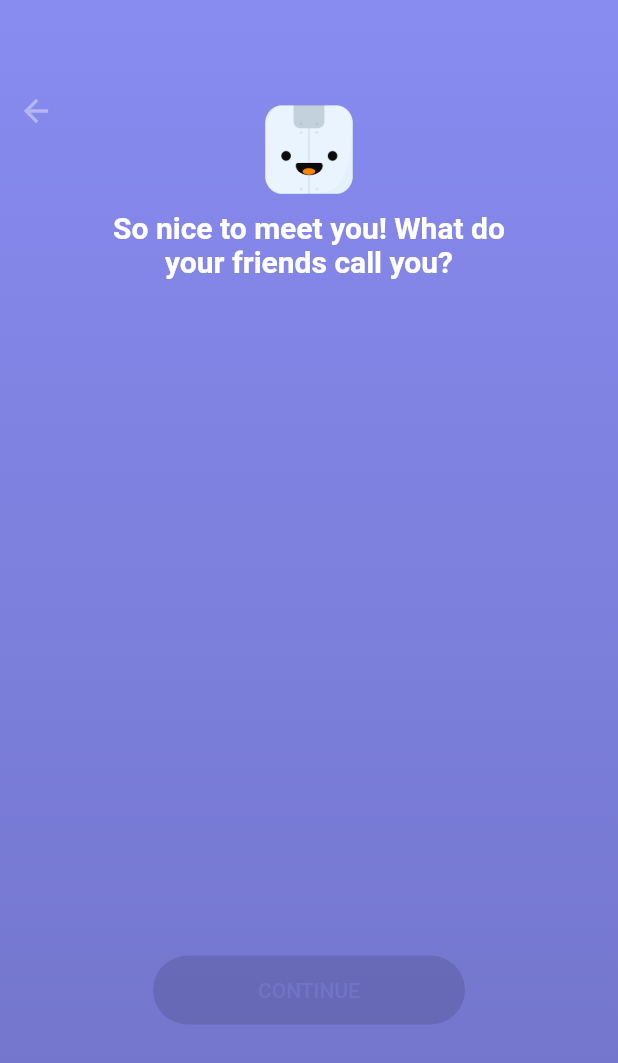
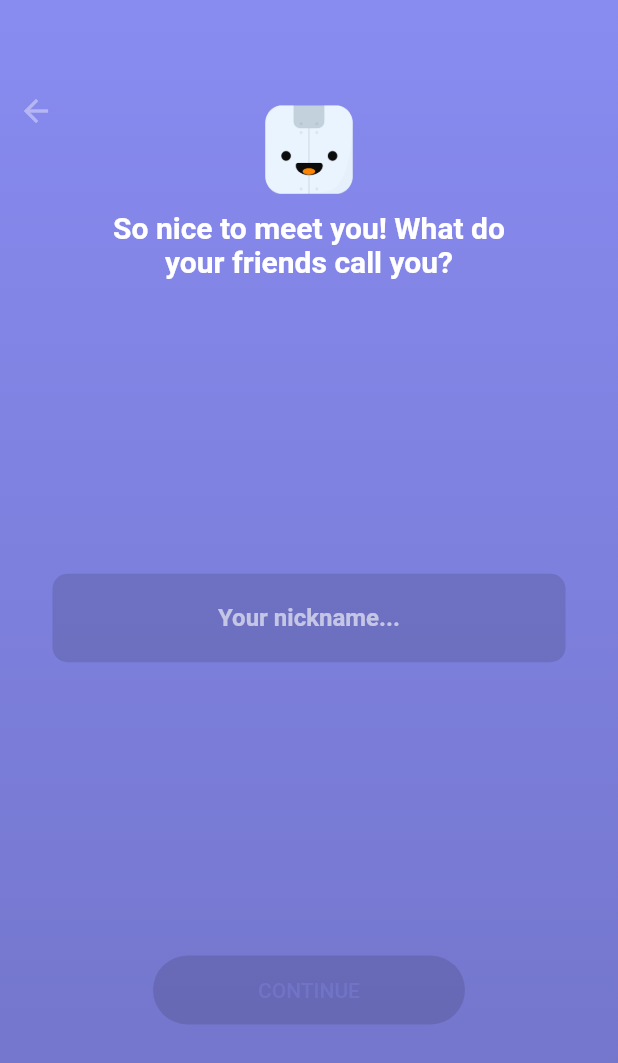
Before and after one commit to neo1125/flutter-ui-practice, a Flutter app: the screen it shows after launch, after a tap on "HI, REFLECTLY!", on a phone screen of 412 x 824 dp. Shown: the top 1063 px of the screen. Run offline on Flutter 3.47's test engine with Material 2 defaults, Android fonts, the phone set to English and light mode, and no system bars; our stand-ins replace flutter_svg.

Commit message:
add nickname input view

```diff
--- a/reflectly_clone/lib/main.dart
+++ b/reflectly_clone/lib/main.dart
@@ -1,7 +1,6 @@
 import 'package:flutter/material.dart';
 
 import 'screen/intro/intro_page_screen.dart';
-import 'screen/intro/intro_screen.dart';
 
 void main() {
   runApp(MyApp());
--- a/reflectly_clone/lib/screen/intro/component/nickname.dart
+++ b/reflectly_clone/lib/screen/intro/component/nickname.dart
@@ -1,18 +1,62 @@
 import 'package:flutter/material.dart';
 
 class Nickname extends StatefulWidget {
+  final PageController pageController;
+  final updateFocusTextField;
+
+  const Nickname({
+    Key key,
+    this.pageController,
+    this.updateFocusTextField,
+  }) : super(key: key);
+
   @override
   _NicknameState createState() => _NicknameState();
 }
 
 class _NicknameState extends State<Nickname>
-    with AutomaticKeepAliveClientMixin {
+    with AutomaticKeepAliveClientMixin, TickerProviderStateMixin {
+  AnimationController _animationController;
+  Animation<double> _scaleSequence;
+
+  final _focusNode = FocusNode();
+
+  var focusTextField = false;
+  var nickname = "";
+
   @override
   bool get wantKeepAlive => true;
 
   @override
   void initState() {
     super.initState();
+
+    _animationController = AnimationController(
+      vsync: this,
+      duration: Duration(milliseconds: 250),
+    );
+
+    final curvedAnimation =
+        CurvedAnimation(parent: _animationController, curve: Curves.easeInOut);
+    _scaleSequence = TweenSequence([
+      TweenSequenceItem(tween: Tween<double>(begin: 0, end: 1.15), weight: 1),
+      TweenSequenceItem(
+          tween: Tween<double>(begin: 1.15, end: 0.95), weight: 1),
+      TweenSequenceItem(tween: Tween<double>(begin: 0.95, end: 1), weight: 1),
+    ]).animate(curvedAnimation);
+
+    _focusNode.addListener(() {
+      setState(() {
+        focusTextField = _focusNode.hasFocus;
+        widget.updateFocusTextField(focusTextField);
+      });
+    });
+  }
+
+  @override
+  void dispose() {
+    _animationController.dispose();
+    super.dispose();
   }
 
   @override
@@ -21,8 +65,12 @@ class _NicknameState extends State<Nickname>
     return Stack(
       alignment: Alignment.topCenter,
       children: [
-        Positioned(
-          top: 140,
+        AnimatedContainer(
+          duration: Duration(milliseconds: 350),
+          curve: Curves.easeInOut,
+          margin: EdgeInsets.only(
+            top: focusTextField ? 100 : 140,
+          ),
           child: Text(
             "So nice to meet you! What do\nyour friends call you?",
             style: TextStyle(
@@ -31,6 +79,81 @@ class _NicknameState extends State<Nickname>
               color: Colors.white,
             ),
             textAlign: TextAlign.center,
+          ),
+        ),
+        Center(
+          child: Stack(
+            children: [
+              Padding(
+                padding: const EdgeInsets.only(
+                  left: 35,
+                  right: 35,
+                  top: 10,
+                  bottom: 10,
+                ),
+                child: TextField(
+                  autocorrect: false,
+                  autofocus: false,
+                  textAlign: TextAlign.center,
+                  cursorColor: Colors.white,
+                  style: TextStyle(
+                    color: Colors.white70,
+                    fontSize: 16,
+                    fontWeight: FontWeight.bold,
+                  ),
+                  decoration: InputDecoration(
+                    filled: true,
+                    fillColor: Colors.black12,
+                    border: OutlineInputBorder(
+                        borderRadius: BorderRadius.circular(10),
+                        borderSide: BorderSide.none),
+                    hintText: "Your nickname...",
+                    hintStyle: TextStyle(
+                      color: Colors.white60,
+                      fontSize: 16,
+                      fontWeight: FontWeight.bold,
+                    ),
+                    counterText: "",
+                  ),
+                  maxLength: 25,
+                  focusNode: _focusNode,
+                  onChanged: (text) {
+                    if (text.isNotEmpty) {
+                      _animationController.forward();
+                    } else {
+                      _animationController.reverse();
+                    }
+
+                    setState(() {
+                      nickname = text;
+                    });
+                  },
+                ),
+              ),
+              Positioned(
+                right: 30,
+                child: ScaleTransition(
+                  scale: _scaleSequence,
+                  child: Container(
+                    width: 40,
+                    height: 25,
+                    alignment: Alignment.center,
+                    decoration: BoxDecoration(
+                      color: Colors.white,
+                      borderRadius: BorderRadius.circular(7),
+                    ),
+                    child: Text(
+                      "${nickname.length}/20",
+                      style: TextStyle(
+                        color: Color(0xFF7173c7),
+                        fontSize: 10,
+                        fontWeight: FontWeight.bold,
+                      ),
+                    ),
+                  ),
+                ),
+              ),
+            ],
           ),
         ),
         Positioned(
@@ -48,7 +171,16 @@ class _NicknameState extends State<Nickname>
             shape: RoundedRectangleBorder(
               borderRadius: BorderRadius.circular(25),
             ),
-            onPressed: null,
+            onPressed: nickname.isEmpty
+                ? null
+                : () {
+                    widget.pageController
+                      ..animateToPage(
+                        2,
+                        duration: Duration(milliseconds: 500),
+                        curve: Curves.easeInOut,
+                      );
+                  },
             child: Text("continue".toUpperCase()),
           ),
         )
--- /dev/null
+++ b/reflectly_clone/lib/screen/intro/component/scale_up_widget.dart
@@ -0,0 +1,73 @@
+import 'dart:async';
+
+import 'package:flutter/material.dart';
+
+class ScaleUpWidget extends StatefulWidget {
+  final Widget child;
+  final AnimationController animationController;
+  final int delay;
+  final int duration;
+
+  const ScaleUpWidget({
+    Key key,
+    this.child,
+    this.delay,
+    this.duration = 450,
+    this.animationController,
+  }) : super(key: key);
+
+  @override
+  _ScaleUpWidgetState createState() => _ScaleUpWidgetState();
+}
+
+class _ScaleUpWidgetState extends State<ScaleUpWidget>
+    with TickerProviderStateMixin {
+  AnimationController _controller;
+  Animation<double> _scaleSequence;
+
+  @override
+  void initState() {
+    super.initState();
+    _controller = widget.animationController;
+    if (_controller == null) {
+      _controller = AnimationController(
+        vsync: this,
+        duration: Duration(milliseconds: widget.duration),
+      );
+    }
+
+    final curvedAnimation =
+        CurvedAnimation(parent: _controller, curve: Curves.easeInOut);
+    _scaleSequence = TweenSequence([
+      TweenSequenceItem(tween: Tween<double>(begin: 0, end: 1.15), weight: 1),
+      TweenSequenceItem(
+          tween: Tween<double>(begin: 1.15, end: 0.95), weight: 1),
+      TweenSequenceItem(tween: Tween<double>(begin: 0.95, end: 1), weight: 1),
+    ]).animate(curvedAnimation);
+
+    if (widget.delay == null) {
+      _controller.forward();
+    } else {
+      Timer(Duration(milliseconds: widget.delay), () {
+        _controller.forward();
+      });
+    }
+  }
+
+  @override
+  void dispose() {
+    super.dispose();
+    _controller.dispose();
+  }
+
+  @override
+  Widget build(BuildContext context) {
+    return FadeTransition(
+      child: ScaleTransition(
+        scale: _scaleSequence,
+        child: widget.child,
+      ),
+      opacity: _controller,
+    );
+  }
+}
--- a/reflectly_clone/lib/screen/intro/component/welcome.dart
+++ b/reflectly_clone/lib/screen/intro/component/welcome.dart
@@ -1,4 +1,5 @@
 import 'package:flutter/material.dart';
+import 'package:reflectly_clone/screen/intro/component/scale_up_widget.dart';
 import 'fade_in_widget.dart';
 
 class Welcome extends StatefulWidget {
@@ -28,7 +29,7 @@ class _WelcomeState extends State<Welcome> with AutomaticKeepAliveClientMixin {
           child: buildMessages(),
         ),
         Positioned(
-          bottom: 50,
+          bottom: 80,
           child: buildButtons(),
         ),
       ],
@@ -38,7 +39,10 @@ class _WelcomeState extends State<Welcome> with AutomaticKeepAliveClientMixin {
   Column buildButtons() {
     return Column(
       children: [
-        FlatButton(
+        ScaleUpWidget(
+          delay: 2500,
+          duration: 600,
+          child: FlatButton(
             textColor: Color(0xFF7173c7),
             color: Colors.white,
             padding: EdgeInsets.only(
@@ -59,8 +63,13 @@ class _WelcomeState extends State<Welcome> with AutomaticKeepAliveClientMixin {
             },
             child: Text("hi, reflectly!".toUpperCase()),
           ),
-        FlatButton(
-          padding: EdgeInsets.symmetric(vertical: 50),
+        ),
+        ScaleUpWidget(
+          delay: 2200,
+          duration: 600,
+          child: Padding(
+            padding: const EdgeInsets.only(top: 50),
+            child: FlatButton(
               onPressed: () {
                 // Navigator(
                 //     context,
@@ -76,6 +85,8 @@ class _WelcomeState extends State<Welcome> with AutomaticKeepAliveClientMixin {
                 ),
               ),
             ),
+          ),
+        ),
       ],
     );
   }
@@ -84,7 +95,7 @@ class _WelcomeState extends State<Welcome> with AutomaticKeepAliveClientMixin {
     return Column(
       children: [
         FadeInWidget(
-          delay: 600,
+          delay: 500,
           child: Padding(
             padding: const EdgeInsets.only(top: 20),
             child: Text(
@@ -99,7 +110,7 @@ class _WelcomeState extends State<Welcome> with AutomaticKeepAliveClientMixin {
           ),
         ),
         FadeInWidget(
-          delay: 1200,
+          delay: 1500,
           child: Text(
             "I'm Reflectly",
             style: TextStyle(
@@ -111,7 +122,7 @@ class _WelcomeState extends State<Welcome> with AutomaticKeepAliveClientMixin {
           ),
         ),
         FadeInWidget(
-          delay: 1800,
+          delay: 2000,
           child: Padding(
             padding: const EdgeInsets.only(top: 40),
             child: Text(
--- a/reflectly_clone/lib/screen/intro/intro_page_screen.dart
+++ b/reflectly_clone/lib/screen/intro/intro_page_screen.dart
@@ -1,4 +1,5 @@
 import 'package:flutter/material.dart';
+import 'package:reflectly_clone/screen/intro/component/scale_up_widget.dart';
 import 'component/nickname.dart';
 import 'component/welcome.dart';
 
@@ -9,26 +10,39 @@ class IntroPageScreen extends StatefulWidget {
 
 class _IntroPageScreenState extends State<IntroPageScreen>
     with SingleTickerProviderStateMixin {
-  final PageController pageController = PageController(
-    initialPage: 0,
-    keepPage: true,
-  );
+  PageController pageController;
   AnimationController animationController;
 
-  final animateDuration = 150;
+  final animateDuration = 250;
   final logoSmallScale = 0.85;
+  var hasFocusTextField = false;
   var pageIndex = 0;
+
+  changedTextFieldFocus(bool hasFocus) {
+    setState(() {
+      hasFocusTextField = hasFocus;
+    });
+  }
 
   @override
   void initState() {
     animationController =
         AnimationController(vsync: this, duration: Duration(seconds: 1));
+    pageController = PageController(
+      initialPage: 0,
+      keepPage: true,
+    )..addListener(() {
+        setState(() {
+          pageIndex = pageController.page.round();
+        });
+      });
     super.initState();
   }
 
   @override
   Widget build(BuildContext context) {
     return Scaffold(
+      resizeToAvoidBottomPadding: false,
       body: Container(
           height: double.infinity,
           width: double.infinity,
@@ -44,41 +58,45 @@ class _IntroPageScreenState extends State<IntroPageScreen>
           ),
           child: Stack(
             children: [
+              // 상단 로고 영역
               AnimatedContainer(
                 duration: Duration(milliseconds: animateDuration),
                 curve: Curves.easeInOut,
                 margin: EdgeInsets.only(
-                  top: pageIndex == 0 ? 100 : 70,
+                  top: pageIndex < 1 ? 100 : 70,
                   left: MediaQuery.of(context).size.width / 2 -
-                      (pageIndex == 0 ? 35 : 35 * logoSmallScale),
+                      (pageIndex < 1 ? 35 : 35 * logoSmallScale),
                 ),
-                width: 70 * ((pageIndex == 0) ? 1.0 : logoSmallScale),
-                height: 70 * ((pageIndex == 0) ? 1.0 : logoSmallScale),
-                decoration: BoxDecoration(
-                  image: DecorationImage(
-                    image: AssetImage("assets/images/reflectly-icon.png"),
-                    fit: BoxFit.cover,
-                  ),
+                transform: Matrix4.translationValues(
+                    0, hasFocusTextField ? -100 : 0, 0),
+                width: 70 * ((pageIndex < 1) ? 1.0 : logoSmallScale),
+                height: 70 * ((pageIndex < 1) ? 1.0 : logoSmallScale),
+                child: ScaleUpWidget(
+                  child: Image.asset("assets/images/reflectly-icon.png"),
                 ),
               ),
+              // 내용화면
               PageView(
                 controller: pageController,
-                onPageChanged: (value) {
-                  setState(() {
-                    pageIndex = value;
-                  });
-                },
+                physics: NeverScrollableScrollPhysics(),
                 children: [
                   Welcome(pageController: pageController),
-                  Nickname(),
+                  Nickname(
+                    pageController: pageController,
+                    updateFocusTextField: changedTextFieldFocus,
+                  ),
+                  Stack(
+                    children: [],
+                  ),
                 ],
               ),
+              // 뒤로 가기 버튼
               AnimatedContainer(
                 duration: Duration(milliseconds: animateDuration),
                 curve: Curves.easeInOut,
                 margin: EdgeInsets.only(top: 50),
-                transform:
-                    Matrix4.translationValues(pageIndex == 0 ? -50 : 0, 0, 0),
+                transform: Matrix4.translationValues(
+                    hasFocusTextField ? -50 : pageIndex < 1 ? -50 : 0, 0, 0),
                 child: IconButton(
                   icon: Icon(Icons.arrow_back),
                   onPressed: () {
@@ -90,6 +108,7 @@ class _IntroPageScreenState extends State<IntroPageScreen>
                   color: Colors.white38,
                 ),
               ),
+              // todo : pageview indicator add
             ],
           )),
     );
```
Lines whose indentation alone changed are shown as unchanged.
